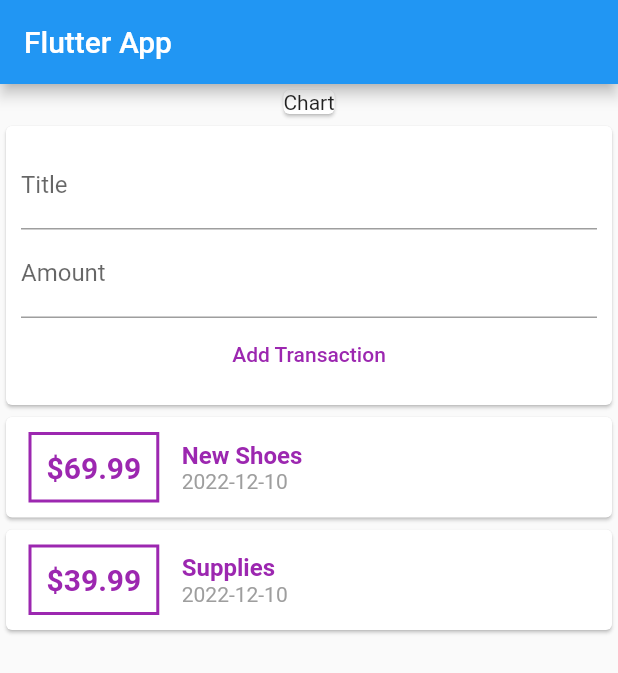
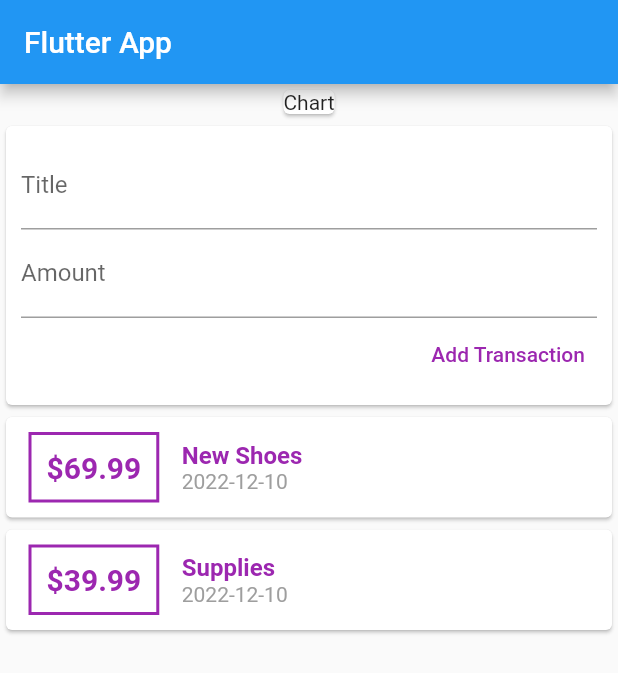
Before and after one commit to Ayobami0/Expense-Tracker-App, a Flutter app: the screen it shows after launch, after a tap on "Add Transaction", on a phone screen of 412 x 824 dp. Shown: the top 673 px of the screen. Run offline on Flutter 3.47's test engine with Material 2 defaults, Android fonts, the phone set to English and light mode, and no system bars.

```diff
--- a/lib/main.dart
+++ b/lib/main.dart
@@ -1,4 +1,6 @@
 // ignore_for_file: prefer_const_constructors, use_key_in_widget_constructors
+
+import 'dart:async';
 
 import 'package:flutter/material.dart';
 
@@ -27,6 +29,12 @@ class MyHomePage extends StatelessWidget {
         id: 'a1', title: 'Supplies', amount: 39.99, date: DateTime.now())
   ];
 
+  // late String titleInput;
+  // late String amountInput;
+
+  final titleController = TextEditingController();
+  final amountController = TextEditingController();
+
   @override
   Widget build(BuildContext context) {
     return Scaffold(
@@ -41,13 +49,25 @@ class MyHomePage extends StatelessWidget {
             child: Container(
           padding: EdgeInsets.all(10),
           child: Column(
+            crossAxisAlignment: CrossAxisAlignment.end,
             children: [
               TextField(
+                  // onChanged: (value) {
+                  //     titleInput = value;
+                  //   },
+                  controller: titleController,
                   decoration: InputDecoration(labelText: "Title")),
               TextField(
+                  // onChanged: (value) {
+                  //     amountInput = value;
+                  //   },
+                  controller: amountController,
                   decoration: InputDecoration(labelText: "Amount")),
               TextButton(
-                onPressed: () {},
+                onPressed: () {
+                    print(titleController.text);
+                    print(amountController.text);
+                  },
                 child: Text(
                   "Add Transaction",
                   style: TextStyle(color: Colors.purple),
```
